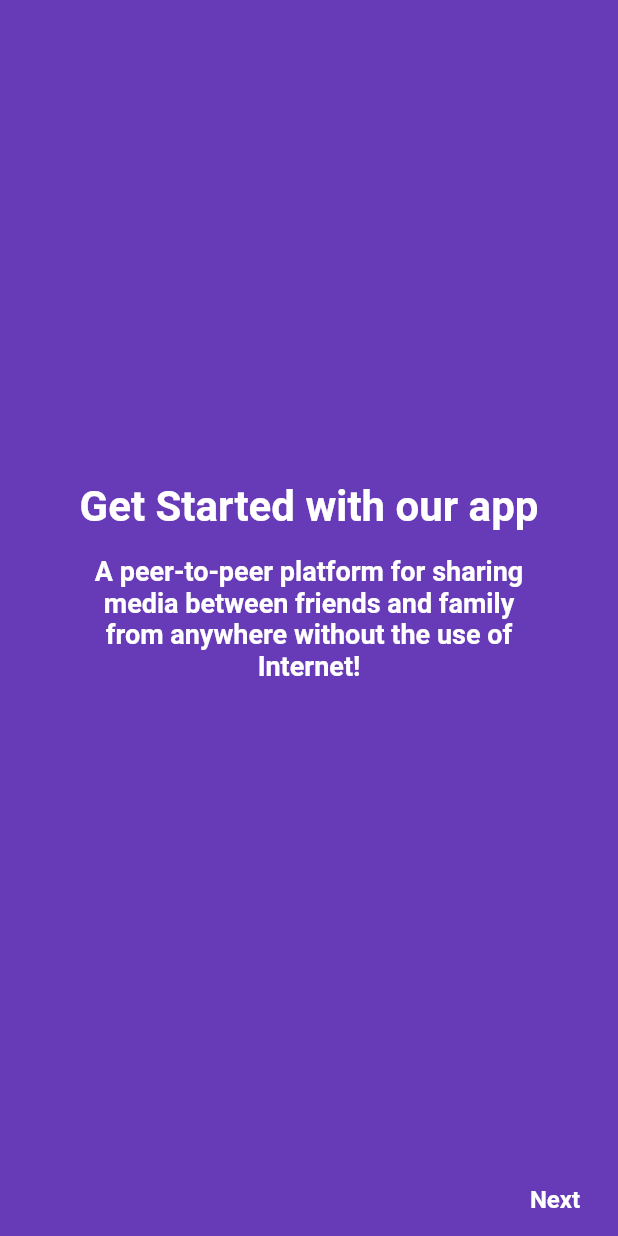
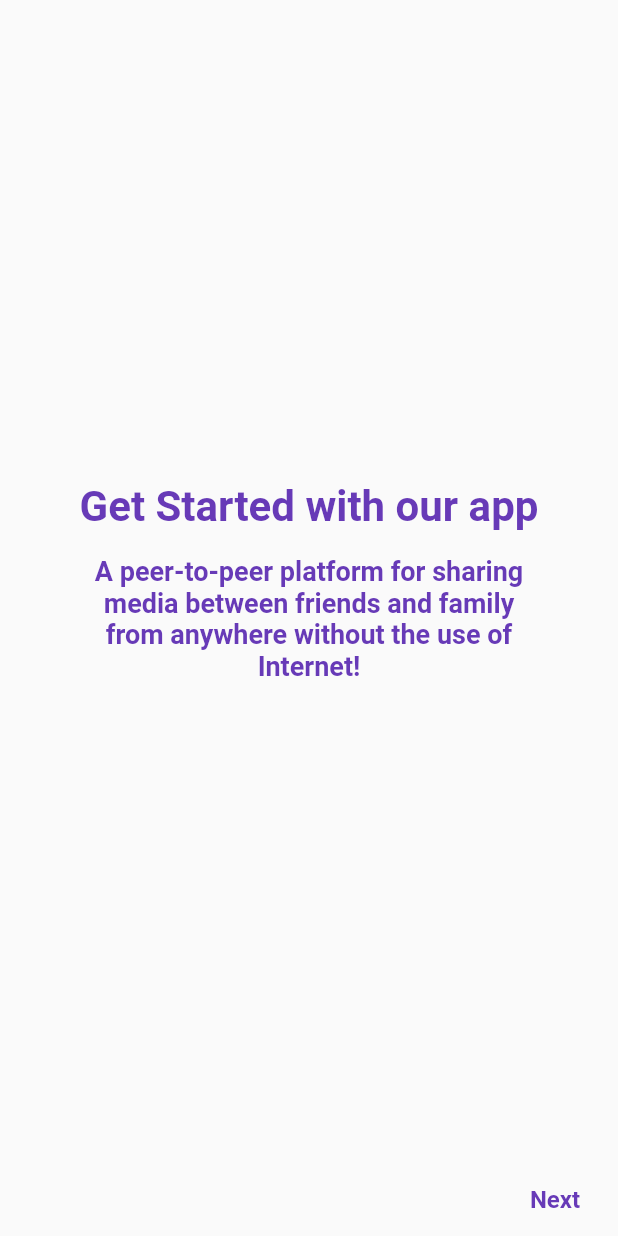
Before and after one commit to CpulsiveK/peer_to_peer_multimedia_sharing_app, a Flutter app: the screen it shows after launch, on a phone screen of 412 x 824 dp. Run offline on Flutter 3.47's test engine with Material 2 defaults, Android fonts, the phone set to English and light mode, and no system bars; our stand-ins replace file_picker, loading_animation_widget, open_file, permission_handler, shared_preferences.

Commit message:
added see all screen and updated ui

```diff
--- a/lib/ui/dashboard/content-display.ui.dart
+++ b/lib/ui/dashboard/content-display.ui.dart
@@ -145,8 +145,6 @@ class _ContentDisplayState extends State<ContentDisplay>
 
               return Card(
                 elevation: 0,
-                shape: RoundedRectangleBorder(
-                    borderRadius: BorderRadius.circular(20)),
                 child: ListTile(
                   leading: icon,
                   title: Text(
@@ -165,8 +163,6 @@ class _ContentDisplayState extends State<ContentDisplay>
                       });
                     },
                   ),
-                  shape: RoundedRectangleBorder(
-                      borderRadius: BorderRadius.circular(20)),
                 ),
               );
             },
--- a/lib/ui/onboarding/onboarding.ui.dart
+++ b/lib/ui/onboarding/onboarding.ui.dart
@@ -27,7 +27,7 @@ class TutorialPageState extends State<TutorialPage>
       icon: const Icon(
         weight: 50,
         Icons.share,
-        color: kBaseColour,
+        color: iconColours,
         size: 150.0,
       ),
     ),
@@ -38,7 +38,7 @@ class TutorialPageState extends State<TutorialPage>
       icon: const Icon(
         weight: 50,
         Icons.manage_search_rounded,
-        color: kBaseColour,
+        color: iconColours,
         size: 200.0,
       ),
     ),
@@ -77,7 +77,6 @@ class TutorialPageState extends State<TutorialPage>
     final Object? args = ModalRoute.of(context)!.settings.arguments;
 
     return Scaffold(
-      backgroundColor: Colors.deepPurple,
       body: Column(
         children: [
           Expanded(
--- a/lib/ui/onboarding/splash_screen.ui.dart
+++ b/lib/ui/onboarding/splash_screen.ui.dart
@@ -92,6 +92,7 @@ class _SplashScreenState extends State<SplashScreen> {
   @override
   Widget build(BuildContext context) {
     return const Scaffold(
+      backgroundColor: Colors.deepPurple,
         body: Center(
           child: Column(
             mainAxisAlignment: MainAxisAlignment.center,
@@ -99,7 +100,7 @@ class _SplashScreenState extends State<SplashScreen> {
               Text(
                 'MediaShareX',
                 style: TextStyle(
-                    color: Colors.deepPurple,
+                  color: Colors.white,
                     fontSize: 50,
                     fontWeight: FontWeight.bold,
                     fontStyle: FontStyle.italic),
--- a/lib/ui/widgets/onboarding-widgets.ui.dart
+++ b/lib/ui/widgets/onboarding-widgets.ui.dart
@@ -11,14 +11,9 @@ const kTitleText = TextStyle(
   fontWeight: FontWeight.bold,
   color: kBaseColour,
 );
-const kNavigatorText = TextStyle(
-  color: kBaseColour,
-  fontSize: 16.0,
-  fontWeight: FontWeight.bold
-);
-const kDescriptionText = TextStyle(
-  fontSize: 18,
-  color: kBaseColour,
-  fontWeight: FontWeight.bold
-);
-const kBaseColour = Colors.white;
+const kNavigatorText =
+    TextStyle(color: iconColours, fontSize: 16.0, fontWeight: FontWeight.bold);
+const kDescriptionText =
+    TextStyle(fontSize: 18, color: kBaseColour, fontWeight: FontWeight.bold);
+const kBaseColour = Colors.deepPurple;
+const iconColours = Colors.deepPurple;
```
Also changed, not shown: lib/ui/dashboard/see-all.ui.dart (added, +49 -0 lines), lib/ui/widgets/tabviews.ui.dart (+10 -2 lines).
